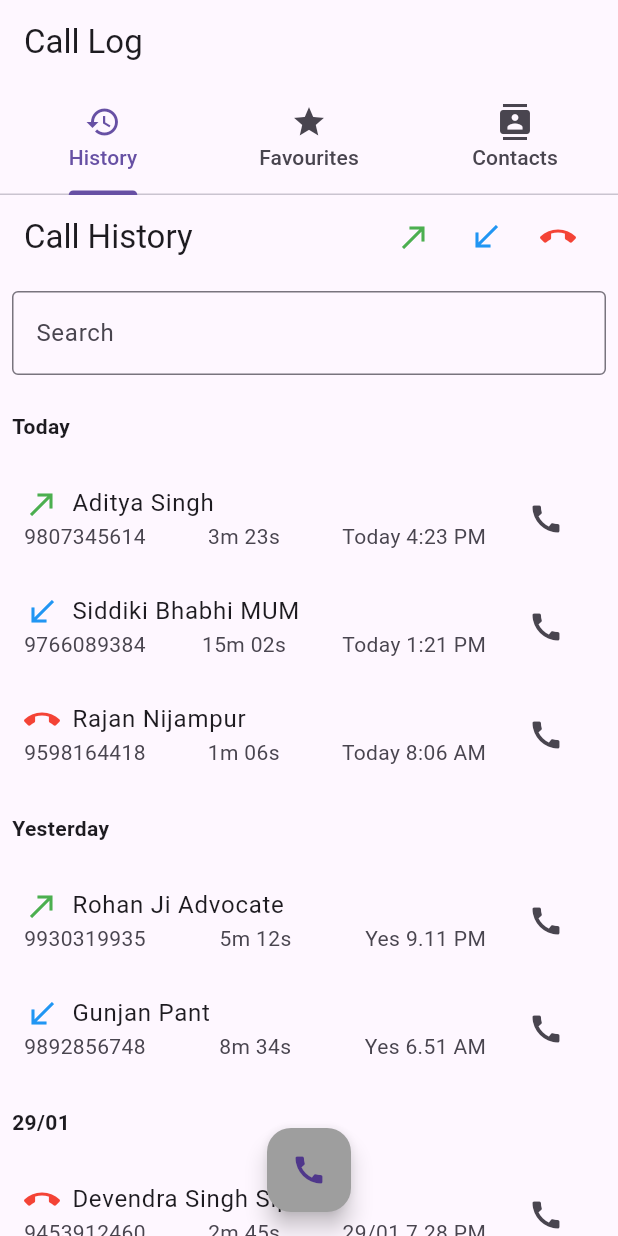
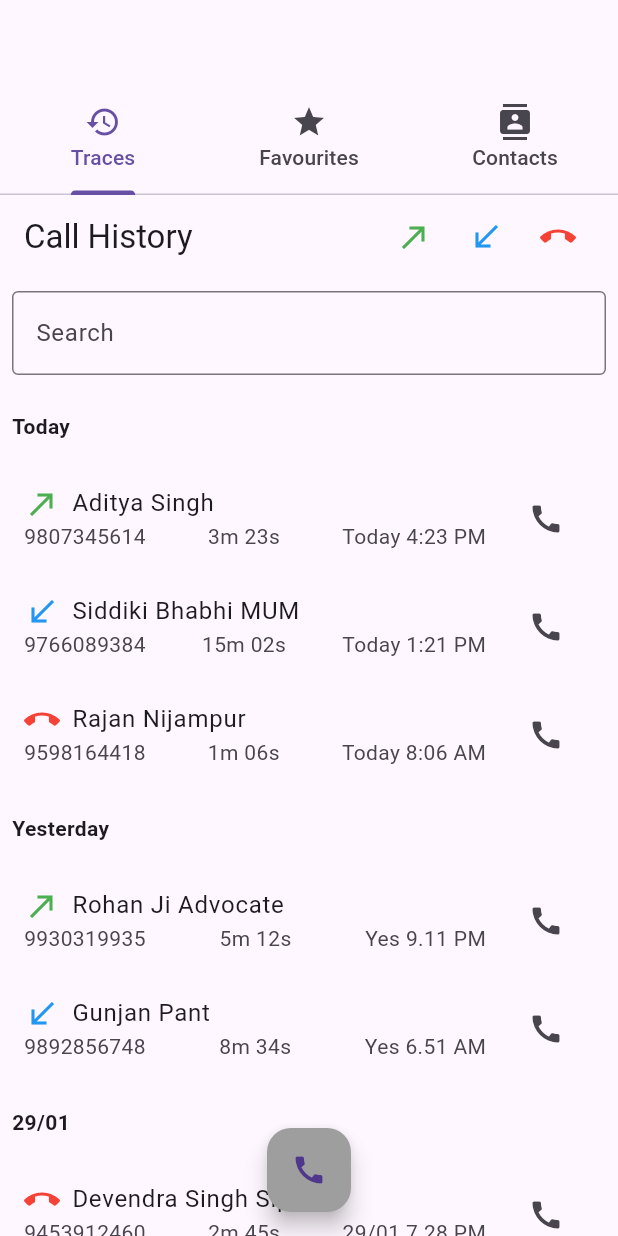
Before and after one commit to srujanbasava/callerapp, a Flutter app: the screen it shows after launch, on a phone screen of 412 x 824 dp. Run offline on Flutter 3.47's test engine with Material 3 defaults, Android fonts, the phone set to English and light mode, and no system bars; our stand-ins replace permission_handler.

Commit message:
main.dart

```diff
--- a/lib/main.dart
+++ b/lib/main.dart
@@ -53,8 +53,8 @@ class _PermissionScreenState extends State<PermissionScreen> {
         context: context,
         builder: (BuildContext context) {
           return AlertDialog(
-            title: Text('Permission Denied'),
-            content: Text('You denied the required permission.'),
+            title: Text('Permission Required'),
+            content: Text('CallerApp requires permission to acces your contacts'),
             actions: [
               TextButton(
                 onPressed: () {
@@ -102,10 +102,10 @@ class MyHomePage extends StatelessWidget {
       length: 3,
       child: Scaffold(
         appBar: AppBar(
-          title: Text('Call Log'),
+          //title: Text('Call Log'),
           bottom: TabBar(
             tabs: [
-              Tab(icon: Icon(Icons.history), text: 'History'),
+              Tab(icon: Icon(Icons.history), text: 'Traces'),
               Tab(icon: Icon(Icons.star), text: 'Favourites'),
               Tab(icon: Icon(Icons.contacts), text: 'Contacts'),
             ],
```
